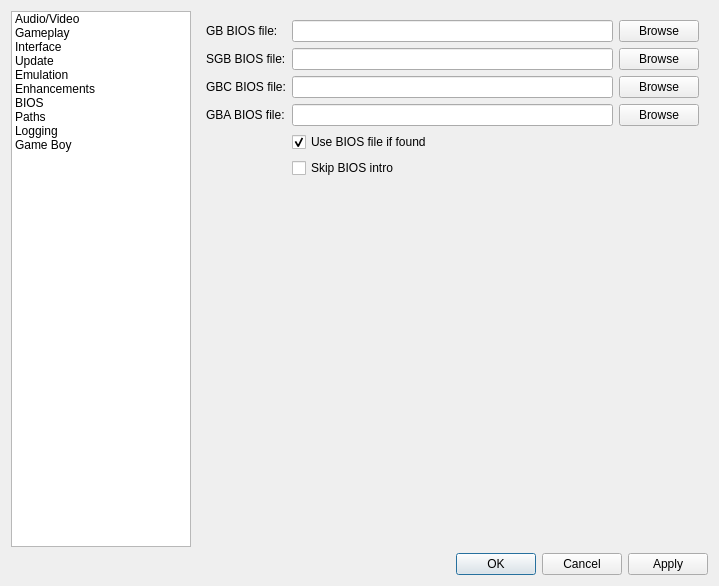
Old version of the form src/platform/qt/SettingsView.ui in the repository Gr3nSkyDragon/mgba_LDN.
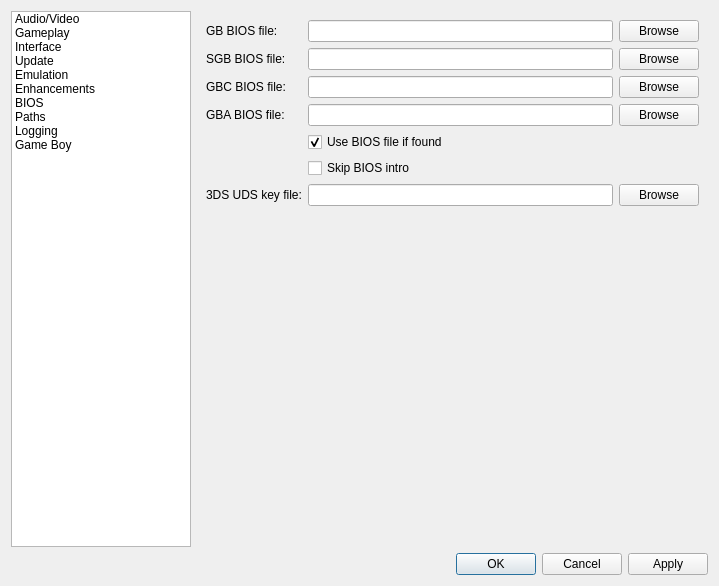
New version of the form. The open tabs and pages were chosen to show the change.

What changed in the file:
```diff
--- a/src/platform/qt/SettingsView.ui
+++ b/src/platform/qt/SettingsView.ui
@@ -1549,6 +1549,47 @@
          </property>
         </widget>
        </item>
+       <item row="6" column="0">
+        <widget class="QLabel" name="udsKeyLabel">
+         <property name="toolTip">
+          <string>3DS UDS data key (key slot 0x2D) for the Virtual Console (Gen 1-2) wrapper's real-radio mode. A file in the aes_keys.txt format: either a slot0x2DKeyN line, or slot0x2DKeyX, slot0x2DKeyY and generatorConstant.</string>
+         </property>
+         <property name="text">
+          <string>3DS UDS key file:</string>
+         </property>
+        </widget>
+       </item>
+       <item row="6" column="1">
+        <layout class="QHBoxLayout" name="horizontalLayoutUdsKey">
+         <item>
+          <widget class="QLineEdit" name="udsKeyFile">
+           <property name="sizePolicy">
+            <sizepolicy hsizetype="Expanding" vsizetype="Fixed">
+             <horstretch>0</horstretch>
+             <verstretch>0</verstretch>
+            </sizepolicy>
+           </property>
+          </widget>
+         </item>
+         <item>
+          <widget class="QPushButton" name="udsKeyFileBrowse">
+           <property name="text">
+            <string>Browse</string>
+           </property>
+          </widget>
+         </item>
+        </layout>
+       </item>
+       <item row="7" column="1">
+        <widget class="QLabel" name="udsKeyStatus">
+         <property name="text">
+          <string/>
+         </property>
+         <property name="wordWrap">
+          <bool>true</bool>
+         </property>
+        </widget>
+       </item>
       </layout>
      </widget>
      <widget class="QWidget" name="paths">
```
